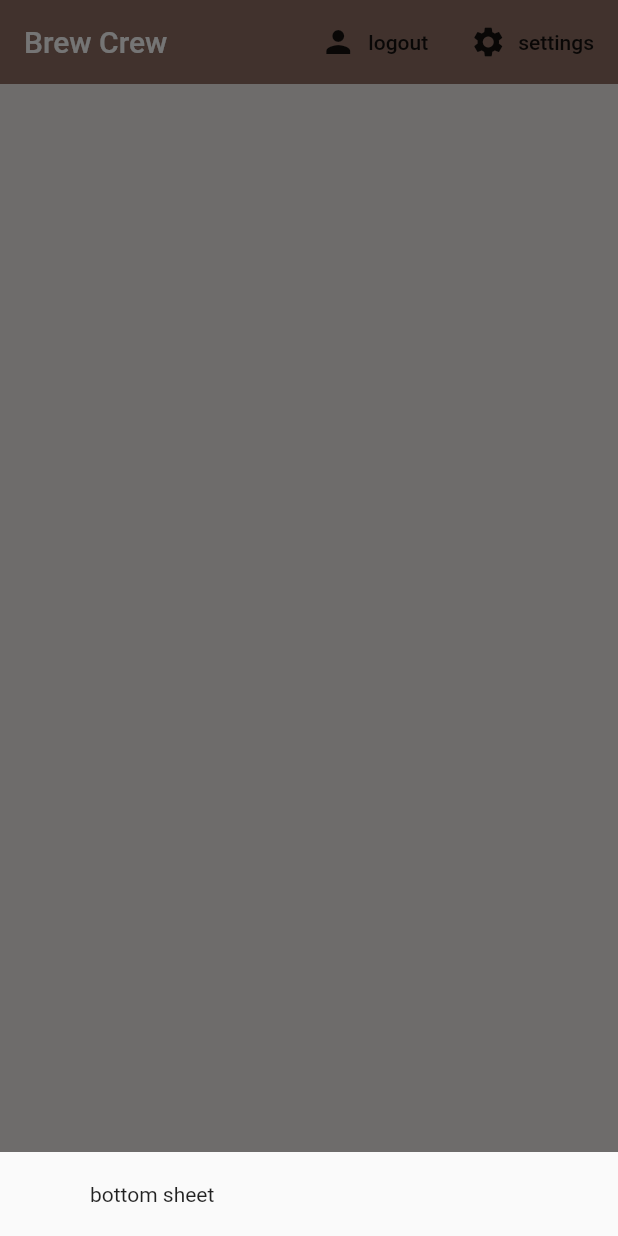
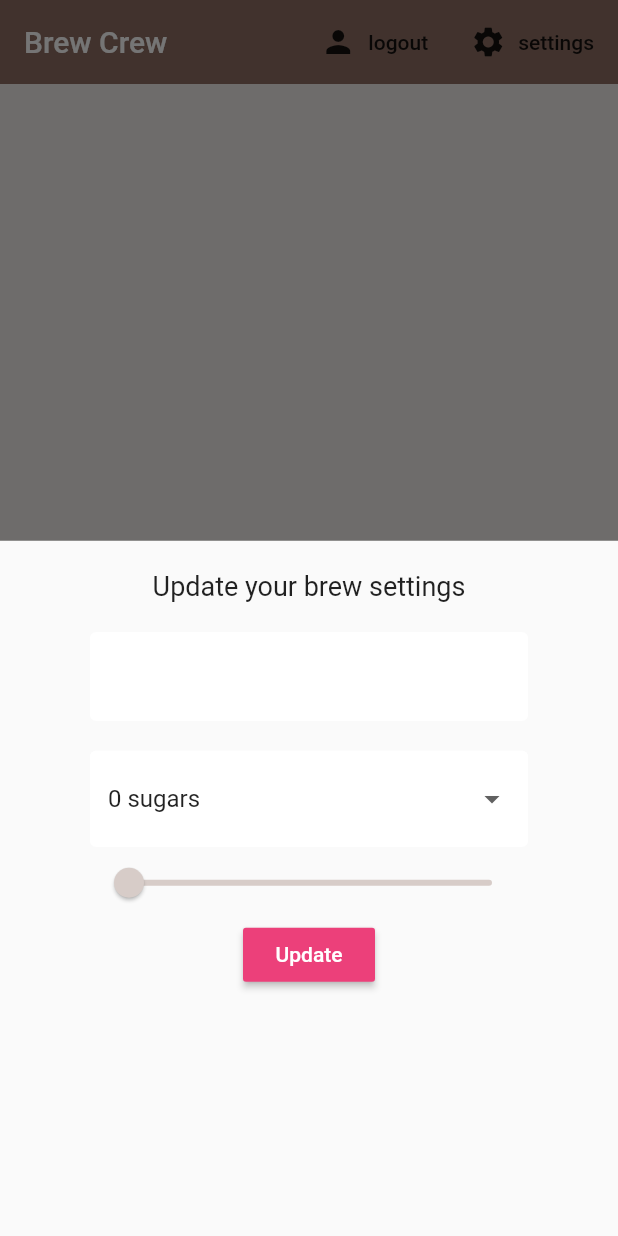
Before and after one commit to lakithjayalath/brew_crew, a Flutter app: the screen it shows once a user with an empty profile is signed in, after a tap on "settings", on a phone screen of 412 x 824 dp. Run offline on Flutter 3.47's test engine with Material 2 defaults, Android fonts, the phone set to English and light mode, and no system bars; our stand-ins replace cloud_firestore, firebase_auth, flutter_spinkit; accounts and stored records are empty.

```diff
--- a/lib/screens/home/home.dart
+++ b/lib/screens/home/home.dart
@@ -1,4 +1,5 @@
 import 'package:brew_crew/models/brew.dart';
+import 'package:brew_crew/screens/home/settings_form.dart';
 import 'package:brew_crew/screens/services/auth.dart';
 import 'package:flutter/material.dart';
 import 'package:brew_crew/screens/services/database.dart';
@@ -16,7 +17,7 @@ class Home extends StatelessWidget {
       showModalBottomSheet(context: context, builder: (context) {
         return Container(
           padding: EdgeInsets.symmetric(vertical: 20.0, horizontal: 60.0),
-          child: Text('bottom sheet'),
+          child: SettingsForms(),
         );
       });
     }
--- a/lib/screens/home/settings_form.dart
+++ b/lib/screens/home/settings_form.dart
@@ -18,6 +18,57 @@ class _SettingsFormsState extends State<SettingsForms> {
 
   @override
   Widget build(BuildContext context) {
-    return Container();
+    return Form(
+      key: _formKey,
+      child: Column(
+        children: [
+          Text(
+              'Update your brew settings',
+              style: TextStyle(fontSize: 18.0),
+          ),
+          SizedBox(height: 20.0),
+          TextFormField(
+            decoration: textInputDecoration,
+            validator: (val) => val.isEmpty ? 'Please enter a name' : null,
+            onChanged: (val) => setState(() => _currentName = val),
+          ),
+          SizedBox(height: 20.0),
+          //dropdown
+          DropdownButtonFormField(
+            decoration: textInputDecoration,
+            value: _currentSugars ?? '0',
+              items: sugars.map((sugar){
+                return DropdownMenuItem(
+                    value: sugar,
+                    child: Text('$sugar sugars'),
+                );
+              }).toList(),
+            onChanged: (val) => setState(() => _currentSugars = val),
+          ),
+          //slider
+          Slider(
+              min: 100.0,
+              max: 900.0,
+              divisions: 8,
+              activeColor: Colors.brown[_currentStrength ?? 100],
+              inactiveColor: Colors.brown[_currentStrength ?? 100],
+              value: (_currentStrength ?? 100).toDouble(),
+              onChanged: (val) => setState(() => _currentStrength = val.round())
+          ),
+          RaisedButton(
+              color: Colors.pink[400],
+              child: Text(
+                'Update',
+                style: TextStyle(color: Colors.white),
+              ),
+              onPressed: () async {
+                print(_currentName);
+                print(_currentSugars);
+                print(_currentStrength);
+              }
+          ),
+        ],
+      ),
+    );
   }
 }
```
